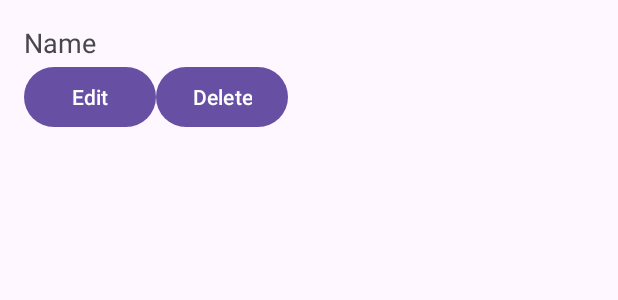
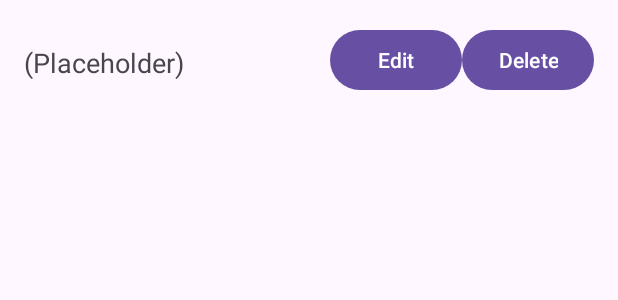
Before and after one commit to Arpad-H/bananasplit, an Android app: the layout friend_list_item.xml on its own in the app's theme, with its tools: preview values and no code run, on a phone screen of 412 x 824 dp. Shown: the top 300 px of the screen. Run offline under Robolectric (Android 15) with nearby library versions, the phone set to English and light mode, and no system bars.

Commit message:
friendDetails Überarbeitet, einige Stringvalue geupdated

```diff
--- a/app/src/main/java/com/example/bananasplit/BaseActivity.java
+++ b/app/src/main/java/com/example/bananasplit/BaseActivity.java
@@ -55,6 +55,7 @@ public abstract class BaseActivity extends AppCompatActivity {
         } else if (this instanceof ActivitiesActivity) {
             bottomNavigationView.setSelectedItemId(R.id.nav_activities);
         }
+
     }
 
     protected abstract int getLayoutResourceId();
--- a/app/src/main/java/com/example/bananasplit/ExpenseViewModel.java
+++ b/app/src/main/java/com/example/bananasplit/ExpenseViewModel.java
@@ -26,6 +26,10 @@ public class ExpenseViewModel extends AndroidViewModel {
         return expenseInDao.getExpensesByGroupId(groupId);
     }
 
+    public LiveData<List<Expense>> getExpensesByFriendId(int ownID, int friendID) {
+        return expenseInDao.getExpensesByFriendId(ownID, friendID);
+    }
+
     public void insert(Expense expense) {
         new Thread(() -> expenseInDao.insert(expense)).start();
     }
--- a/app/src/main/java/com/example/bananasplit/FriendsActivity.java
+++ b/app/src/main/java/com/example/bananasplit/FriendsActivity.java
@@ -22,7 +22,6 @@ public class FriendsActivity extends BaseActivity implements ListItemHolder {
     @Override
     protected void onCreate(Bundle savedInstanceState) {
         super.onCreate(savedInstanceState);
-        setContentView(getLayoutResourceId());
 
         recyclerView = findViewById(R.id.recyclerFriends);
         recyclerView.setLayoutManager(new LinearLayoutManager(this));
--- a/app/src/main/java/com/example/bananasplit/dataModel/ExpenseInDao.java
+++ b/app/src/main/java/com/example/bananasplit/dataModel/ExpenseInDao.java
@@ -29,4 +29,8 @@ public interface ExpenseInDao {
     @Transaction
     @Query("SELECT * FROM Expense WHERE groupID = :groupID")
     LiveData<List<Expense>> getExpensesByGroupId(int groupID);
+
+    @Transaction
+    @Query("SELECT * FROM Expense WHERE SpenderID = :ownID OR SpenderID = :friendID")
+    LiveData<List<Expense>> getExpensesByFriendId(int ownID, int friendID);
 }
--- a/app/src/main/res/layout/friend_list_item.xml
+++ b/app/src/main/res/layout/friend_list_item.xml
@@ -1,34 +1,41 @@
 <?xml version="1.0" encoding="utf-8"?>
 <LinearLayout xmlns:android="http://schemas.android.com/apk/res/android"
+    xmlns:app="http://schemas.android.com/apk/res-auto"
+    xmlns:tools="http://schemas.android.com/tools"
     android:layout_width="match_parent"
     android:layout_height="wrap_content"
     android:orientation="vertical"
     android:padding="16dp">
 
-    <TextView
-        android:id="@+id/friendNameTV"
+    <androidx.constraintlayout.widget.ConstraintLayout
         android:layout_width="match_parent"
-        android:layout_height="wrap_content"
-        android:text="Name"
-        android:textSize="18sp" />
+        android:layout_height="match_parent">
 
-    <LinearLayout
-        android:layout_width="match_parent"
-        android:layout_height="match_parent"
-        android:orientation="horizontal">
+        <TextView
+            android:id="@+id/friendNameTV"
+            android:layout_width="wrap_content"
+            android:layout_height="wrap_content"
+            android:layout_marginTop="13dp"
+            android:text="@string/friendName"
+            android:textSize="18sp"
+            app:layout_constraintStart_toStartOf="parent"
+            app:layout_constraintTop_toTopOf="parent" />
 
         <Button
             android:id="@+id/friendEdit"
             android:layout_width="wrap_content"
             android:layout_height="wrap_content"
-            android:text="Edit" />
+            android:text="@string/edit"
+            app:layout_constraintEnd_toStartOf="@+id/friendDelete"
+            app:layout_constraintTop_toTopOf="parent" />
 
         <Button
             android:id="@+id/friendDelete"
             android:layout_width="wrap_content"
             android:layout_height="wrap_content"
-            android:text="Delete" />
-
-    </LinearLayout>
+            android:text="@string/delete"
+            app:layout_constraintEnd_toEndOf="parent"
+            app:layout_constraintTop_toTopOf="parent" />
+    </androidx.constraintlayout.widget.ConstraintLayout>
 
 </LinearLayout>
--- a/app/src/main/res/layout/group_list_item.xml
+++ b/app/src/main/res/layout/group_list_item.xml
@@ -50,13 +50,13 @@
             android:id="@+id/editButton"
             android:layout_width="wrap_content"
             android:layout_height="wrap_content"
-            android:text="Edit" />
+            android:text="@string/edit" />
 
         <Button
             android:id="@+id/deleteButton"
             android:layout_width="wrap_content"
             android:layout_height="wrap_content"
-            android:text="Delete" />
+            android:text="@string/delete" />
     </LinearLayout>
 
     <ImageView
```
Also changed, not shown: app/src/main/java/com/example/bananasplit/FriendsDetailActivity.java (+9 -3 lines), app/src/main/res/layout/activity_friends_detail.xml (+7 -10 lines), app/src/main/res/navigation/nav_graph.xml (deleted, +0 -28 lines), app/src/main/res/values/strings.xml (+3 -40 lines).
